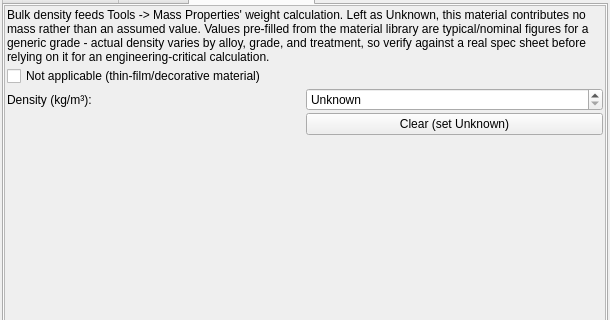
The window that ui/MaterialPropertiesPanel.ui (sharjith/ModelViewer-Qt) describes before a commit, drawn with Qt 5; both pictures show x 0 to 610 and y 370 to 690 of the 610 by 945 pixel window.
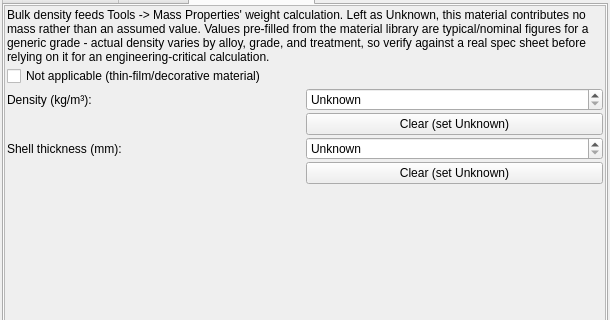
The same window after the commit. The open tabs and pages were chosen to show the change. Icons and pictures are not drawn. Custom widgets are drawn as their Qt base class.

Commit message: Add shell thickness for open surfaces in Mass Properties and rework Wall-Thickness analysis

```diff
--- a/ui/MaterialPropertiesPanel.ui
+++ b/ui/MaterialPropertiesPanel.ui
@@ -5403,7 +5403,49 @@
              </property>
             </widget>
            </item>
-           <item row="4" column="0" colspan="2">
+           <item row="4" column="0">
+            <widget class="QLabel" name="lblShellThickness">
+             <property name="text">
+              <string>Shell thickness (mm):</string>
+             </property>
+            </widget>
+           </item>
+           <item row="4" column="1">
+            <widget class="QDoubleSpinBox" name="shellThicknessSpin">
+             <property name="toolTip">
+              <string>Pseudo thickness in millimetres. Lets Mass Properties treat an open or sheet-like surface of this material (sheet metal, laminates) as area x thickness, instead of reporting it as having no volume. Closed solids ignore it and use their real volume. Leave Unknown to keep open surfaces excluded.</string>
+             </property>
+             <property name="specialValueText">
+              <string>Unknown</string>
+             </property>
+             <property name="decimals">
+              <number>3</number>
+             </property>
+             <property name="minimum">
+              <double>0.000000000000000</double>
+             </property>
+             <property name="maximum">
+              <double>10000.000000000000000</double>
+             </property>
+             <property name="singleStep">
+              <double>0.100000000000000</double>
+             </property>
+             <property name="value">
+              <double>0.000000000000000</double>
+             </property>
+            </widget>
+           </item>
+           <item row="5" column="1">
+            <widget class="QPushButton" name="shellThicknessClearButton">
+             <property name="toolTip">
+              <string>Reset shell thickness to Unknown</string>
+             </property>
+             <property name="text">
+              <string>Clear (set Unknown)</string>
+             </property>
+            </widget>
+           </item>
+           <item row="6" column="0" colspan="2">
             <spacer name="verticalSpacer_physical">
              <property name="orientation">
               <enum>Qt::Orientation::Vertical</enum>
```
The commit also changes 24 other files.
